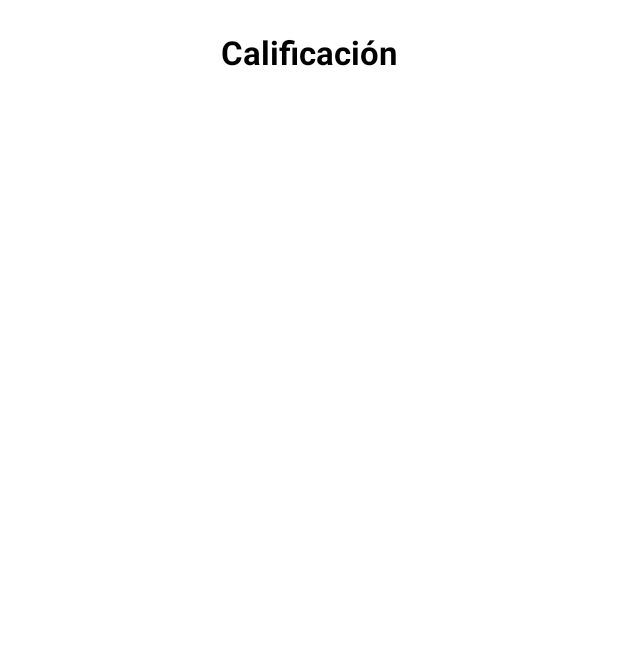
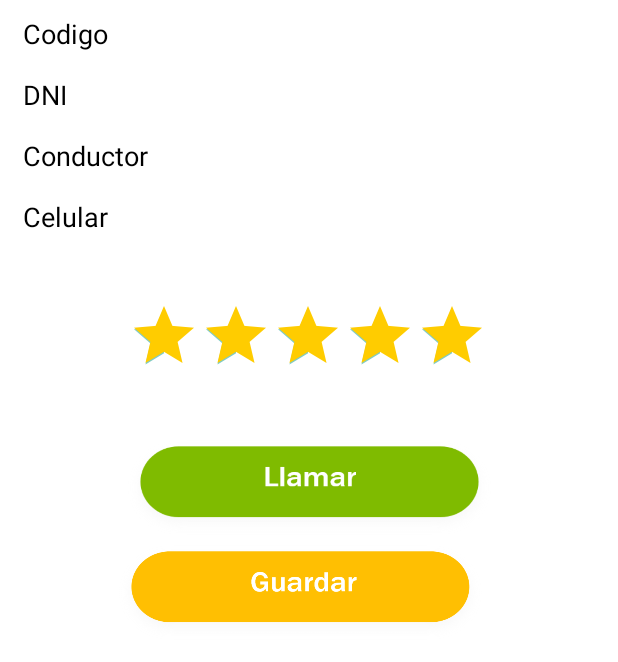
Before and after one commit to joseft-jack18/ThakhiAppV3, an Android app: the CalificacionActivity screen opened directly, with no data from a screen before it, on a phone screen of 412 x 824 dp. Shown: the top 662 px of the screen. Run offline under Robolectric (Android 15) with nearby library versions, the phone set to English and light mode, and no system bars.

Commit message:
Guardar ubicacion 7

```diff
--- a/app/src/main/java/com/example/thakhiappv3/Conexion/ClsConexion.kt
+++ b/app/src/main/java/com/example/thakhiappv3/Conexion/ClsConexion.kt
@@ -2,7 +2,8 @@ package com.example.thakhiappv3.Conexion
 
 class ClsConexion {
     companion object{
-        var url:String="https://thakhi.club/Cliente/"
+        //var url:String="https://thakhi.club/Cliente/"
+        var url:String="http://192.168.43.207:8080/ThakhiWS/Cliente/"
         var dni:String=""
         var nombres:String=""
     }
--- a/app/src/main/res/layout/activity_calificacion.xml
+++ b/app/src/main/res/layout/activity_calificacion.xml
@@ -1,35 +1,98 @@
 <?xml version="1.0" encoding="utf-8"?>
-<LinearLayout xmlns:android="http://schemas.android.com/apk/res/android"
-    xmlns:app="http://schemas.android.com/apk/res-auto"
+<androidx.constraintlayout.widget.ConstraintLayout
+    xmlns:android="http://schemas.android.com/apk/res/android"
     xmlns:tools="http://schemas.android.com/tools"
     android:layout_width="match_parent"
     android:layout_height="match_parent"
+    xmlns:app="http://schemas.android.com/apk/res-auto"
     tools:context=".CalificacionActivity"
-    android:orientation="vertical"
     android:background="#fff">
 
     <TextView
+        android:id="@+id/codigo"
         android:layout_width="match_parent"
         android:layout_height="wrap_content"
-        android:text="Calificación"
-        android:textAlignment="center"
+        android:paddingTop="10dp"
+        android:paddingHorizontal="15dp"
+        android:textSize="18dp"
+        android:text="Codigo"
         android:textColor="#000"
-        android:textSize="22sp"
-        android:textStyle="bold"
-        android:paddingTop="20dp"
-        android:paddingBottom="20dp"
+        app:layout_constraintTop_toTopOf="parent"
+        tools:layout_editor_absoluteX="0dp" />
+
+    <TextView
+        android:id="@+id/dni"
+        android:layout_width="match_parent"
+        android:layout_height="wrap_content"
+        android:layout_marginTop="16dp"
+        android:paddingHorizontal="15dp"
+        android:text="DNI"
+        android:textSize="18dp"
+        android:textColor="#000"
+        app:layout_constraintTop_toBottomOf="@+id/codigo"
+        tools:layout_editor_absoluteX="0dp" />
+
+    <TextView
+        android:id="@+id/conductor"
+        android:layout_width="match_parent"
+        android:layout_height="wrap_content"
+        android:layout_marginTop="16dp"
+        android:paddingHorizontal="15dp"
+        android:textSize="18dp"
+        android:text="Conductor"
+        android:textColor="#000"
+        tools:layout_editor_absoluteX="0dp"
+        app:layout_constraintTop_toBottomOf="@+id/dni"/>
+
+    <TextView
+        android:id="@+id/celular"
+        android:layout_width="match_parent"
+        android:layout_height="wrap_content"
+        android:layout_marginTop="16dp"
+        android:paddingHorizontal="15dp"
+        android:textSize="18dp"
+        android:text="Celular"
+        android:textColor="#000"
+        app:layout_constraintTop_toBottomOf="@+id/conductor"
+        tools:layout_editor_absoluteX="0dp" />
+
+    <RatingBar
+        android:id="@+id/favorite"
+        android:layout_width="wrap_content"
+        android:layout_height="50dp"
+        android:layout_row="2"
+        android:layout_column="0"
+        android:layout_marginStart="30dp"
+        android:layout_marginTop="84dp"
+        android:layout_marginEnd="30dp"
+        android:numStars="5"
+        android:progressTint="#FFCC00"
+        android:rating="5"
+        android:stepSize="0.25"
         app:layout_constraintEnd_toEndOf="parent"
-        app:layout_constraintHorizontal_bias="0.498"
+        app:layout_constraintHorizontal_bias="0.497"
         app:layout_constraintStart_toStartOf="parent"
-        app:layout_constraintTop_toTopOf="parent"/>
+        app:layout_constraintTop_toBottomOf="@+id/conductor"/>
 
-    <androidx.recyclerview.widget.RecyclerView
-        android:layout_width="match_parent"
-        android:layout_height="match_parent"
-        android:id="@+id/calificacion_rv"
-        app:layout_constraintBottom_toBottomOf="parent"
+    <ImageButton
+        android:id="@+id/llamada"
+        android:layout_width="250dp"
+        android:layout_height="70dp"
+        android:layout_marginTop="40dp"
+        android:background="@drawable/llamar"
         app:layout_constraintEnd_toEndOf="parent"
-        app:layout_constraintStart_toStartOf="parent" />
+        app:layout_constraintStart_toStartOf="parent"
+        app:layout_constraintTop_toBottomOf="@+id/favorite"/>
 
+    <ImageButton
+        android:id="@+id/btnguardar"
+        android:layout_width="250dp"
+        android:layout_height="70dp"
+        android:background="@drawable/btn_guardar"
+        app:layout_constraintCircleRadius="@android:dimen/app_icon_size"
+        app:layout_constraintEnd_toEndOf="parent"
+        app:layout_constraintHorizontal_bias="0.465"
+        app:layout_constraintStart_toStartOf="parent"
+        app:layout_constraintTop_toBottomOf="@+id/llamada" />
 
-</LinearLayout>
+</androidx.constraintlayout.widget.ConstraintLayout>
```
Also changed, not shown: app/src/main/res/layout/lista_calificaciones.xml (deleted, +0 -78 lines), app/src/main/res/drawable/llamar.png (added).
